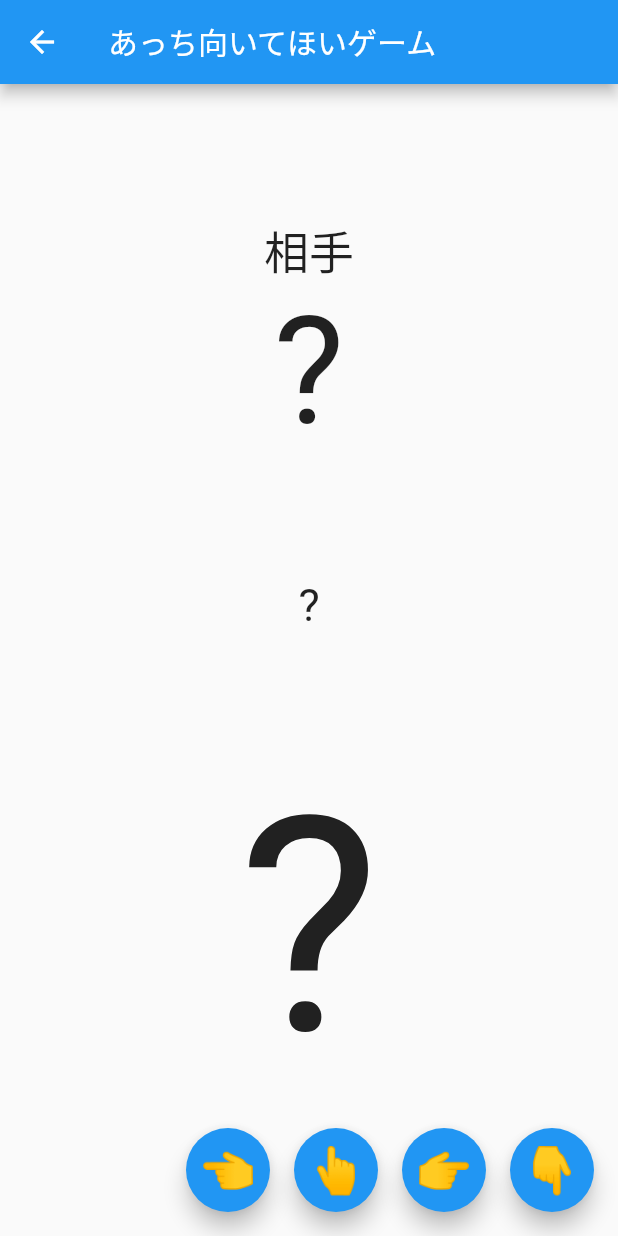
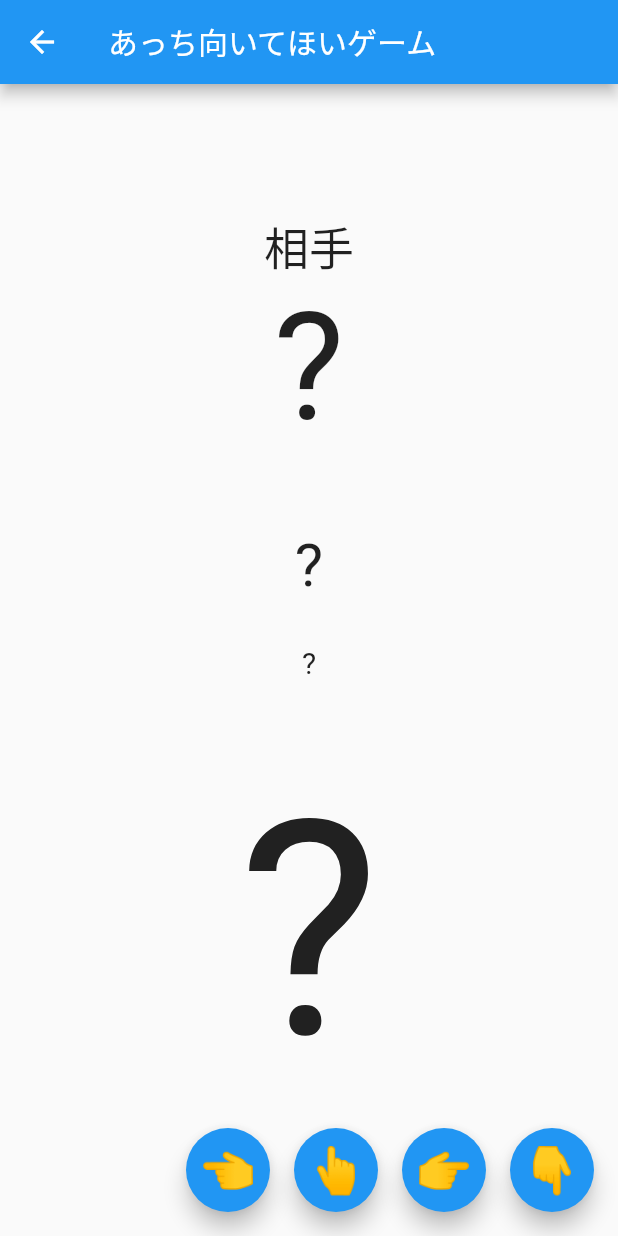
Before and after one commit to uni51/flu_textbook_v2_janken, a Flutter app: the screen it shows after launch, after a tap on "👊️", after a tap on "あっち向いてほいゲームへ", on a phone screen of 412 x 824 dp. Run offline on Flutter 3.47's test engine with Material 2 defaults, Android fonts, the phone set to English and light mode, and no system bars.

Commit message:
じゃんけんで負けた場合も、あっち向いてほいゲームに進めるように変更

```diff
--- a/lib/main.dart
+++ b/lib/main.dart
@@ -13,11 +13,11 @@ class MyApp extends StatelessWidget {
   @override
   Widget build(BuildContext context) {
     return MaterialApp(
-      title: 'Flutter Demo',
+      title: 'じゃんけんゲーム',
       theme: ThemeData(
         primarySwatch: Colors.blue,
       ),
-      home: const MyHomePage(title: 'Flutter Demo Home Page'),
+      home: const MyHomePage(title: 'じゃんけんゲーム'),
     );
   }
 }
@@ -95,11 +95,11 @@ class _MyHomePageState extends State<MyHomePage> {
               result?.text ?? '?',
               style: TextStyle(fontSize: 30),
             ),
-            if (result == Result.win) ElevatedButton(
+            if (result == Result.win || result == Result.lose) ElevatedButton(
                 onPressed: () {
                   Navigator.push(
                     context,
-                    MaterialPageRoute(builder: (context) => NextPage()),
+                    MaterialPageRoute(builder: (context) => NextPage(preResultText: result!.text)),
                   );
                 },
                 child: const Text('あっち向いてほいゲームへ')),
--- a/lib/next_page.dart
+++ b/lib/next_page.dart
@@ -5,7 +5,9 @@ import 'dart:async';
 import 'package:janken/main.dart';
 
 class NextPage extends StatefulWidget {
-  const NextPage({super.key});
+  final String preResultText;
+
+  const NextPage({super.key, required this.preResultText});
 
   @override
   State<NextPage> createState() => _NextPageState();
@@ -16,6 +18,16 @@ class _NextPageState extends State<NextPage> {
   Hand? myHand;
   Hand? computerHand;
   Result? result;
+
+  late String preResult;
+
+  @override
+  void initState() {
+    super.initState();
+
+    // 受け取ったデータを状態を管理する変数に格納
+    preResult = widget.preResultText;
+  }
 
   void chooseComputerText() {
     final random = Random();
@@ -32,12 +44,18 @@ class _NextPageState extends State<NextPage> {
       return;
     }
 
-    final Result result;
+    Result result;
 
-    if (myHand != computerHand) {
-      result = Result.draw;
-    } else {
-      result = Result.win;
+    result = Result.draw;
+    if (preResult == '勝ち') {
+      if (myHand == computerHand) {
+        result = Result.win;
+      }
+    }
+    if (preResult == '負け') {
+      if (myHand == computerHand) {
+        result = Result.lose;
+      }
     }
 
     if (result == Result.draw) {
@@ -49,7 +67,7 @@ class _NextPageState extends State<NextPage> {
             context,
             MaterialPageRoute(
               builder: (context) =>
-              const MyHomePage(title: 'Flutter Demo Home Page'),
+              const MyHomePage(title: 'じゃんけんゲーム'),
             ),
           );
         },
@@ -80,14 +98,21 @@ class _NextPageState extends State<NextPage> {
               style: TextStyle(fontSize: 100),
             ),
             const SizedBox(
-              height: 80,
+              height: 50,
             ),
             Text(
               result?.text ?? '?',
-              style: TextStyle(fontSize: 30),
+              style: TextStyle(fontSize: 40),
             ),
             const SizedBox(
-              height: 80,
+              height: 30,
+            ),
+            Text(
+              result?.resultText() ?? '?',
+              style: TextStyle(fontSize: 20),
+            ),
+            const SizedBox(
+              height: 50,
             ),
             Text(
               myHand?.text ?? '?',
@@ -199,4 +224,15 @@ enum Result {
         return 'あいこ';
     }
   }
+
+  String resultText() {
+    switch (this) {
+      case Result.win:
+        return 'おめでとうございます\nゲームクリアです。';
+      case Result.lose:
+        return '残念。あなたの負けが確定しました。';
+      case Result.draw:
+        return 'もう一度じゃんけんしてください。';
+    }
+  }
 }
```
